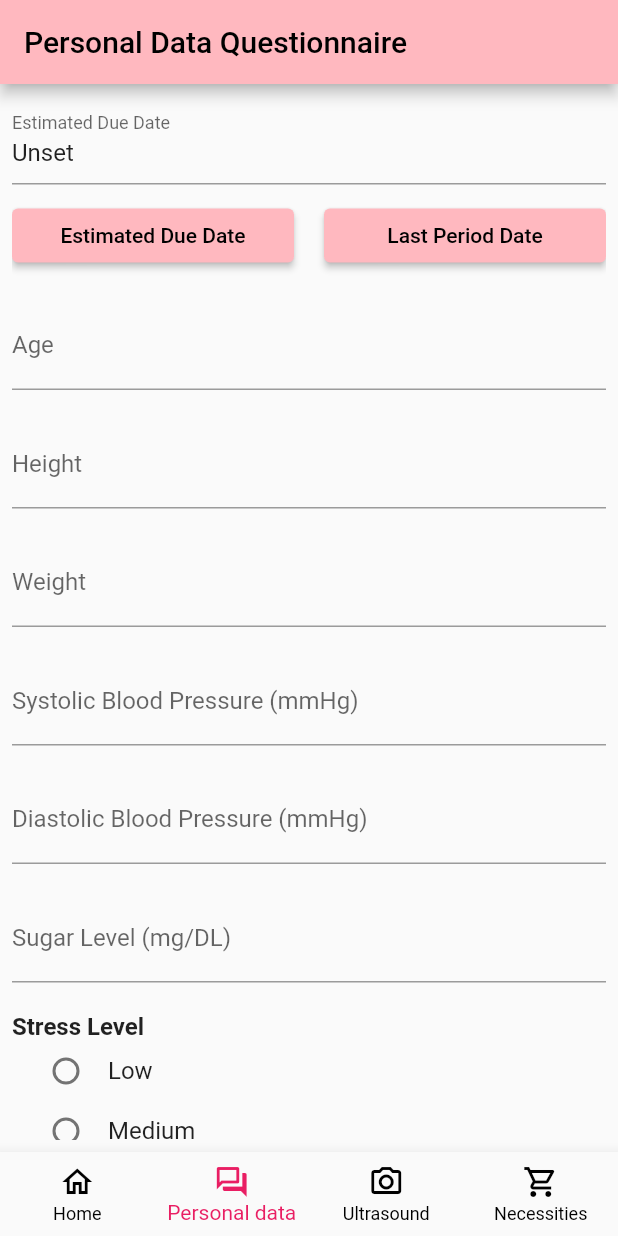
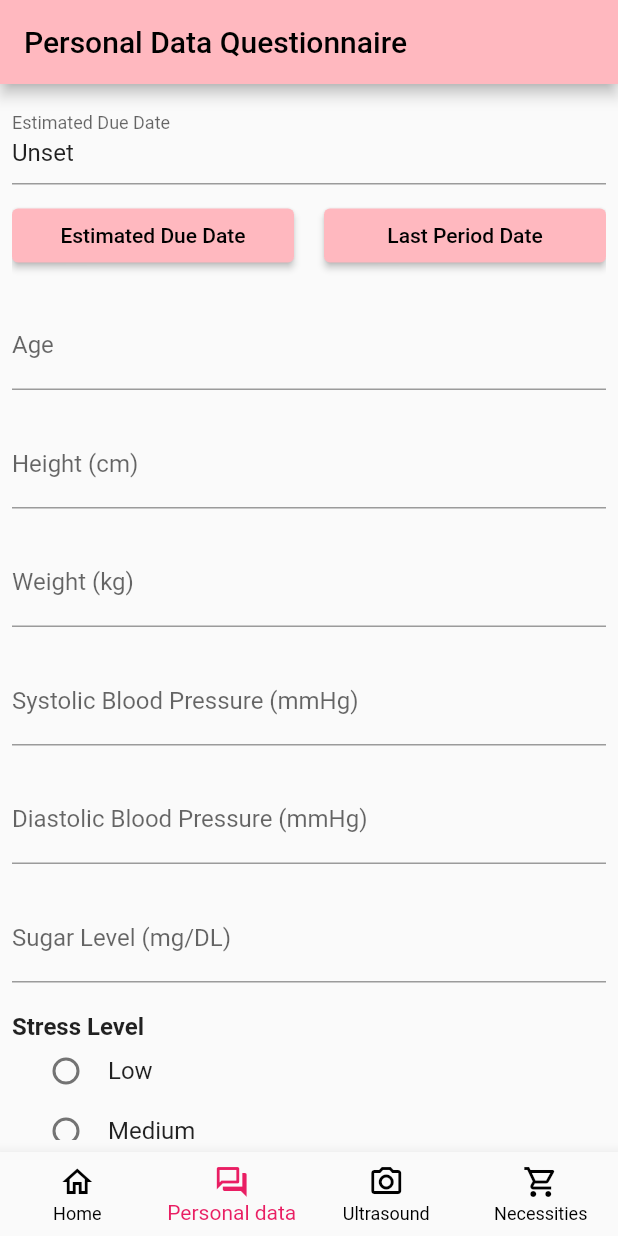
Before and after one commit to yiwan-21/umh23-pregnancy, a Flutter app: the screen it shows after launch, item 2 of the bottom bar chosen, on a phone screen of 412 x 824 dp. Run offline on Flutter 3.47's test engine with Material 2 defaults, Android fonts, the phone set to English and light mode, and no system bars; our stand-ins replace image_picker; network calls fail.

Commit message:
update userdata after form save

```diff
--- a/lib/question.dart
+++ b/lib/question.dart
@@ -12,16 +12,26 @@ class Question extends StatefulWidget {
 
 class _QuestionState extends State<Question> {
   final _formKey = GlobalKey<FormState>();
+    static DateTime? _due_date = UserData.due_date;
+    static DateTime? _last_period = UserData.last_period;
+    static int _age = UserData.age;
+    static double _weight = UserData.weight;
+    static double _height = UserData.height;
+    // blood pressure = systolic/diastolic
+    static int _systolic_blood_pressure = UserData.systolic_blood_pressure;
+    static int _diastolic_blood_pressure = UserData.diastolic_blood_pressure;
+    static int _sugar_level = UserData.sugar_level; // mg/DL
+    static int _stress_level = UserData.stress_level;
 
   Future<void> _selectDueDate(BuildContext context) async {
     final DateTime? picked = await showDatePicker(
         context: context,
-        initialDate: UserData.due_date == null ? DateTime.now() : UserData.due_date!,
+        initialDate: _due_date == null ? DateTime.now() : _due_date!,
         firstDate: DateTime(2020),
         lastDate: DateTime(2025));
     if (picked != null) {
       setState(() {
-        UserData.due_date = picked;
+        _due_date = picked;
       });
     }
   }
@@ -29,13 +39,13 @@ class _QuestionState extends State<Question> {
   Future<void> _selectLastPeriod(BuildContext context) async {
     final DateTime? picked = await showDatePicker(
         context: context,
-        initialDate: UserData.last_period == null ? DateTime.now() : UserData.last_period!,
+        initialDate: _last_period == null ? DateTime.now() : _last_period!,
         firstDate: DateTime(2020),
         lastDate: DateTime(2025));
     if (picked != null) {
       setState(() {
-        UserData.last_period = picked;
-        UserData.due_date = picked.add(const Duration(days: 280));
+        _last_period = picked;
+        _due_date = picked.add(const Duration(days: 280));
       });
     }
   }
@@ -58,9 +68,9 @@ class _QuestionState extends State<Question> {
                   labelText: 'Estimated Due Date',
                 ),
                 controller: TextEditingController(
-                  text: UserData.due_date == null
+                  text: _due_date == null
                       ? "Unset"
-                      : UserData.due_date.toString().substring(0, 10),
+                      : _due_date.toString().substring(0, 10),
                 ),
               ),
               const SizedBox(height: 10.0),
@@ -89,7 +99,7 @@ class _QuestionState extends State<Question> {
               ),
               const SizedBox(height: 20.0),
               TextFormField(
-                initialValue: UserData.height == 0 ? '' : UserData.height.toString(),
+                initialValue: _height == 0 ? '' : _height.toString(),
                 decoration: const InputDecoration(
                   labelText: 'Age',
                 ),
@@ -110,7 +120,7 @@ class _QuestionState extends State<Question> {
                 },
                 onChanged: (value) {
                   setState(() {
-                    UserData.age = int.tryParse(value) == null
+                    _age = int.tryParse(value) == null
                         ? 0
                         : int.parse(value);
                   });
@@ -118,9 +128,9 @@ class _QuestionState extends State<Question> {
               ),
               const SizedBox(height: 20.0),
               TextFormField(
-                initialValue: UserData.height == 0 ? '' : UserData.height.toString(),
+                initialValue: _height == 0 ? '' : _height.toString(),
                 decoration: const InputDecoration(
-                  labelText: 'Height',
+                  labelText: 'Height (cm)',
                 ),
                 keyboardType:
                     const TextInputType.numberWithOptions(decimal: true),
@@ -139,7 +149,7 @@ class _QuestionState extends State<Question> {
                 },
                 onChanged: (value) {
                   setState(() {
-                    UserData.height = double.tryParse(value) == null
+                    _height = double.tryParse(value) == null
                         ? 0
                         : double.parse(value);
                   });
@@ -147,9 +157,9 @@ class _QuestionState extends State<Question> {
               ),
               const SizedBox(height: 20.0),
               TextFormField(
-                initialValue: UserData.weight == 0 ? '' : UserData.weight.toString(),
+                initialValue: _weight == 0 ? '' : _weight.toString(),
                 decoration: const InputDecoration(
-                  labelText: 'Weight',
+                  labelText: 'Weight (kg)',
                 ),
                 keyboardType:
                     const TextInputType.numberWithOptions(decimal: true),
@@ -168,7 +178,7 @@ class _QuestionState extends State<Question> {
                 },
                 onChanged: (value) {
                   setState(() {
-                    UserData.weight = double.tryParse(value) == null
+                    _weight = double.tryParse(value) == null
                         ? 0
                         : double.parse(value);
                   });
@@ -176,7 +186,7 @@ class _QuestionState extends State<Question> {
               ),
               const SizedBox(height: 20.0),
               TextFormField(
-                initialValue: UserData.systolic_blood_pressure == 0 ? '' : UserData.systolic_blood_pressure.toString(),
+                initialValue: _systolic_blood_pressure == 0 ? '' : _systolic_blood_pressure.toString(),
                 decoration: const InputDecoration(
                   labelText: 'Systolic Blood Pressure (mmHg)',
                   hintText: 'Upper number',
@@ -198,7 +208,7 @@ class _QuestionState extends State<Question> {
                 },
                 onChanged: (value) {
                   setState(() {
-                    UserData.systolic_blood_pressure = int.tryParse(value) == null
+                    _systolic_blood_pressure = int.tryParse(value) == null
                         ? 0
                         : int.parse(value);
                   });
@@ -206,7 +216,7 @@ class _QuestionState extends State<Question> {
               ),
               const SizedBox(height: 20.0),
               TextFormField(
-                initialValue: UserData.diastolic_blood_pressure == 0 ? '' : UserData.diastolic_blood_pressure.toString(),
+                initialValue: _diastolic_blood_pressure == 0 ? '' : _diastolic_blood_pressure.toString(),
                 decoration: const InputDecoration(
                   labelText: 'Diastolic Blood Pressure (mmHg)',
                   hintText: 'Lower number',
@@ -228,7 +238,7 @@ class _QuestionState extends State<Question> {
                 },
                 onChanged: (value) {
                   setState(() {
-                    UserData.diastolic_blood_pressure = int.tryParse(value) == null
+                    _diastolic_blood_pressure = int.tryParse(value) == null
                         ? 0
                         : int.parse(value);
                   });
@@ -236,7 +246,7 @@ class _QuestionState extends State<Question> {
               ),
               const SizedBox(height: 20.0),
               TextFormField(
-                initialValue: UserData.sugar_level == 0 ? '' : UserData.sugar_level.toString(),
+                initialValue: _sugar_level == 0 ? '' : _sugar_level.toString(),
                 decoration: const InputDecoration(
                   labelText: 'Sugar Level (mg/DL)',
                 ),
@@ -257,7 +267,7 @@ class _QuestionState extends State<Question> {
                 },
                 onChanged: (value) {
                   setState(() {
-                    UserData.sugar_level = int.tryParse(value) == null
+                    _sugar_level = int.tryParse(value) == null
                         ? 0
                         : int.parse(value);
                   });
@@ -275,42 +285,42 @@ class _QuestionState extends State<Question> {
               RadioListTile<int>(
                 title: const Text('Low'),
                 value: 1,
-                groupValue: UserData.stress_level,
+                groupValue: _stress_level,
                 visualDensity: const VisualDensity(
                   horizontal: VisualDensity.minimumDensity,
                   vertical: VisualDensity.minimumDensity,
                 ),
                 onChanged: (int? value) {
                   setState(() {
-                    UserData.stress_level = value!;
+                    _stress_level = value!;
                   });
                 },
               ),
               RadioListTile<int>(
                 title: const Text('Medium'),
                 value: 2,
-                groupValue: UserData.stress_level,
+                groupValue: _stress_level,
                 visualDensity: const VisualDensity(
                   horizontal: VisualDensity.minimumDensity,
                   vertical: VisualDensity.minimumDensity,
                 ),
                 onChanged: (int? value) {
                   setState(() {
-                    UserData.stress_level = value!;
+                    _stress_level = value!;
                   });
                 },
               ),
               RadioListTile<int>(
                 title: const Text('High'),
                 value: 3,
-                groupValue: UserData.stress_level,
+                groupValue: _stress_level,
                 visualDensity: const VisualDensity(
                   horizontal: VisualDensity.minimumDensity,
                   vertical: VisualDensity.minimumDensity,
                 ),
                 onChanged: (int? value) {
                   setState(() {
-                    UserData.stress_level = value!;
+                    _stress_level = value!;
                   });
                 },
               ),
@@ -323,6 +333,19 @@ class _QuestionState extends State<Question> {
                     if (_formKey.currentState!.validate()) {
                       _formKey.currentState!.save();
                       setState(() {
+                        UserData.due_date = _due_date;
+                        UserData.last_period = _last_period;
+                        UserData.weeks = DateTime.now().difference(_due_date!).inDays ~/ 7;
+                        UserData.days = DateTime.now().difference(_due_date!).inDays % 7;
+                        UserData.age = _age;
+                        UserData.weight = _weight;
+                        UserData.height = _height;
+                        UserData.bmi = _weight / ((_height / 100) * (_height / 100));
+                        UserData.systolic_blood_pressure = _systolic_blood_pressure;
+                        UserData.diastolic_blood_pressure = _diastolic_blood_pressure;
+                        UserData.sugar_level = _sugar_level;
+                        UserData.stress_level = _stress_level;
+
                         UserData.last_filled = DateTime.now();
                       });
                     }
```
